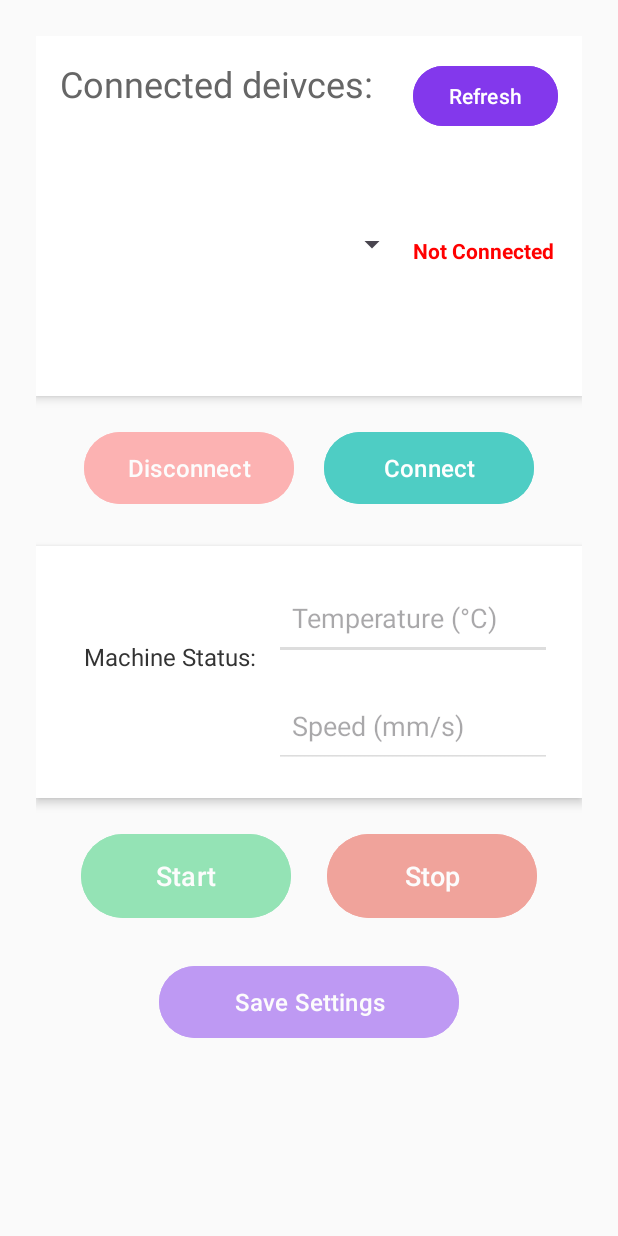
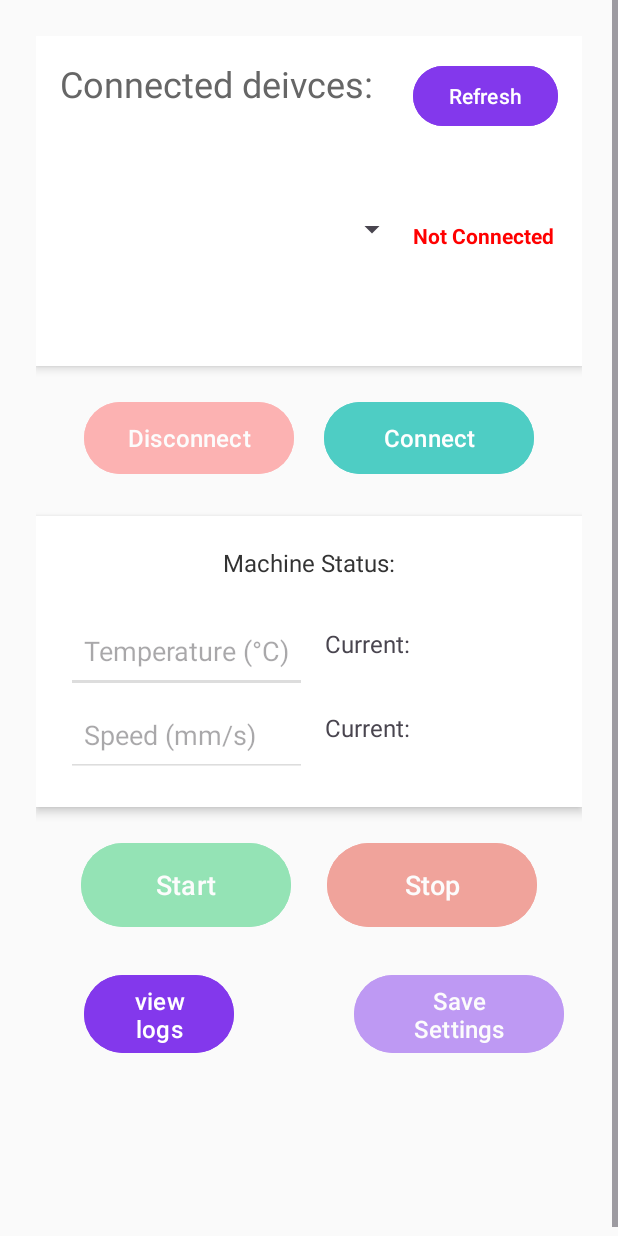
Before and after one commit to ShuoKuro/PET-Filament-Recycler, an Android app: the ControlActivity screen opened directly, with no data from a screen before it, on a phone screen of 412 x 824 dp. Run offline under Robolectric (Android 15) with nearby library versions, the phone set to English and light mode, and no system bars.

Commit message:
Update activity_control.xml

```diff
--- a/Android App/app/src/main/res/layout/activity_control.xml
+++ b/Android App/app/src/main/res/layout/activity_control.xml
@@ -12,7 +12,7 @@
 
         <LinearLayout
             android:layout_width="match_parent"
-            android:layout_height="240dp"
+            android:layout_height="220dp"
             android:orientation="vertical"
             android:background="#FFFFFF"
             android:elevation="4dp"
@@ -55,7 +55,7 @@
                 <Spinner
                     android:id="@+id/spinner_bluetooth_devices"
                     android:layout_width="wrap_content"
-                    android:layout_height="150dp"
+                    android:layout_height="130dp"
                     android:layout_gravity="top"
                     android:layout_marginBottom="8dp"
                     android:layout_weight="1" />
@@ -68,7 +68,7 @@
                     android:textStyle="bold"
                     android:gravity="center"/>
 
-            </LinearLayout>
+            </LinearLayout>/>
 
         </LinearLayout>
 
@@ -103,7 +103,7 @@
         <LinearLayout
             android:layout_width="match_parent"
             android:layout_height="wrap_content"
-            android:orientation="horizontal"
+            android:orientation="vertical"
             android:background="#FFFFFF"
             android:elevation="4dp"
             android:padding="20dp"
@@ -114,6 +114,7 @@
                 android:layout_width="wrap_content"
                 android:layout_height="match_parent"
                 android:layout_weight="1"
+                android:layout_gravity="center"
                 android:text="Machine Status:"
                 android:textSize="16sp"
                 android:textColor="#333333"
@@ -121,10 +122,13 @@
                 android:layout_marginBottom="20dp" />
 
             <LinearLayout
+                android:layout_width="match_parent"
+                android:layout_height="wrap_content">
+
+                <LinearLayout
                     android:layout_width="wrap_content"
                     android:layout_height="wrap_content"
-                android:orientation="vertical"
-                android:layout_weight="1">
+                    android:orientation="vertical">
 
                     <EditText
                         android:id="@+id/edittext_temperature"
@@ -133,8 +137,7 @@
                         android:hint="Temperature (°C)"
                         android:inputType="numberDecimal"
                         android:backgroundTint="#DDDDDD"
-                    android:padding="12dp"
-                    android:layout_marginBottom="16dp" />
+                        android:padding="12dp"/>
 
                     <EditText
                         android:id="@+id/edittext_speed"
@@ -145,6 +148,36 @@
                         android:backgroundTint="#DDDDDD"
                         android:padding="12dp" />
                 </LinearLayout>
+
+                <LinearLayout
+                    android:layout_width="wrap_content"
+                    android:layout_height="wrap_content"
+                    android:orientation="vertical"
+                    android:layout_weight="1">
+
+                    <TextView
+                        android:id="@+id/textview_current_temperature"
+                        android:layout_width="match_parent"
+                        android:layout_height="56dp"
+                        android:text="Current: "
+                        android:inputType="numberDecimal"
+                        android:padding="12dp"
+                        android:textSize="16dp"
+                        android:layout_weight="1"/>
+
+                    <TextView
+                        android:id="@+id/textview_current_speed"
+                        android:layout_width="match_parent"
+                        android:layout_height="56dp"
+                        android:text="Current: "
+                        android:inputType="numberDecimal"
+                        android:padding="12dp"
+                        android:textSize="16dp"
+                        android:layout_weight="1"/>
+                </LinearLayout>
+
+            </LinearLayout>
+
 
 
         </LinearLayout>
@@ -177,15 +210,32 @@
 
         </LinearLayout>
 
+        <LinearLayout
+            android:layout_width="match_parent"
+            android:layout_height="wrap_content"
+            android:gravity="center">
+            <Button
+                android:id="@+id/button_view_logs"
+                android:layout_width="100dp"
+                android:layout_height="60dp"
+                android:text="view logs"
+                android:textSize="16sp"
+                android:backgroundTint="#8338EC"
+                android:textColor="#FFFFFF"
+                android:layout_gravity="center_horizontal"
+                android:layout_margin="50dp"/>
             <Button
                 android:id="@+id/button_save"
-            android:layout_width="200dp"
-            android:layout_height="56dp"
+                android:layout_width="140dp"
+                android:layout_height="60dp"
                 android:text="Save Settings"
                 android:textSize="16sp"
                 android:backgroundTint="#8338EC"
                 android:textColor="#FFFFFF"
-            android:layout_gravity="center_horizontal" />
+                android:layout_gravity="center_horizontal"
+                android:layout_margin="30dp"/>
+
+        </LinearLayout>
 
     </LinearLayout>
 </ScrollView>
```
Lines whose indentation alone changed are shown as unchanged.
